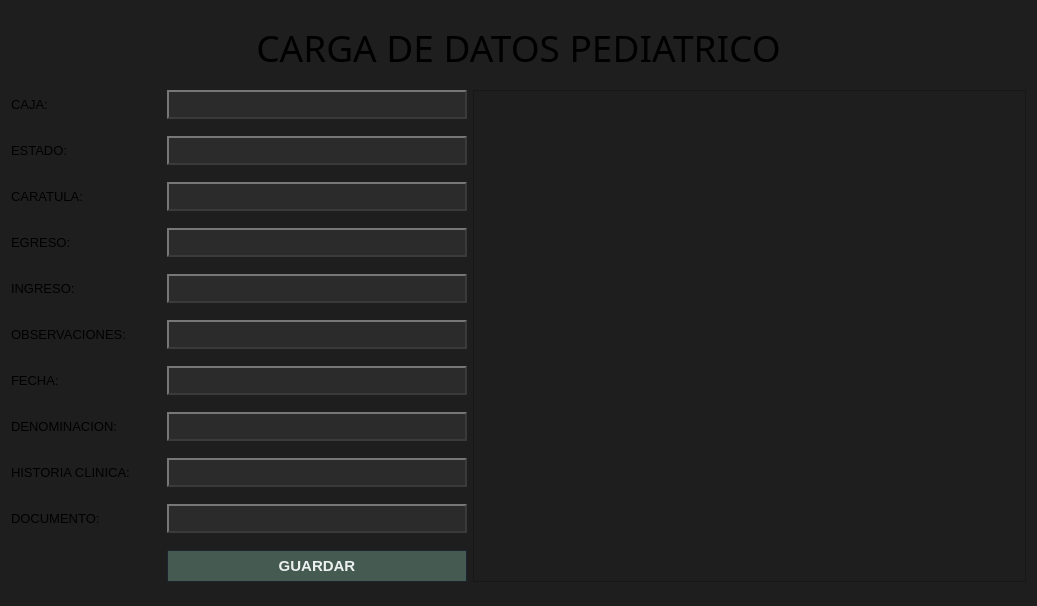
Old version of the form ui/plantilla_pediatrico.ui in the repository Musthia/base-deposito.
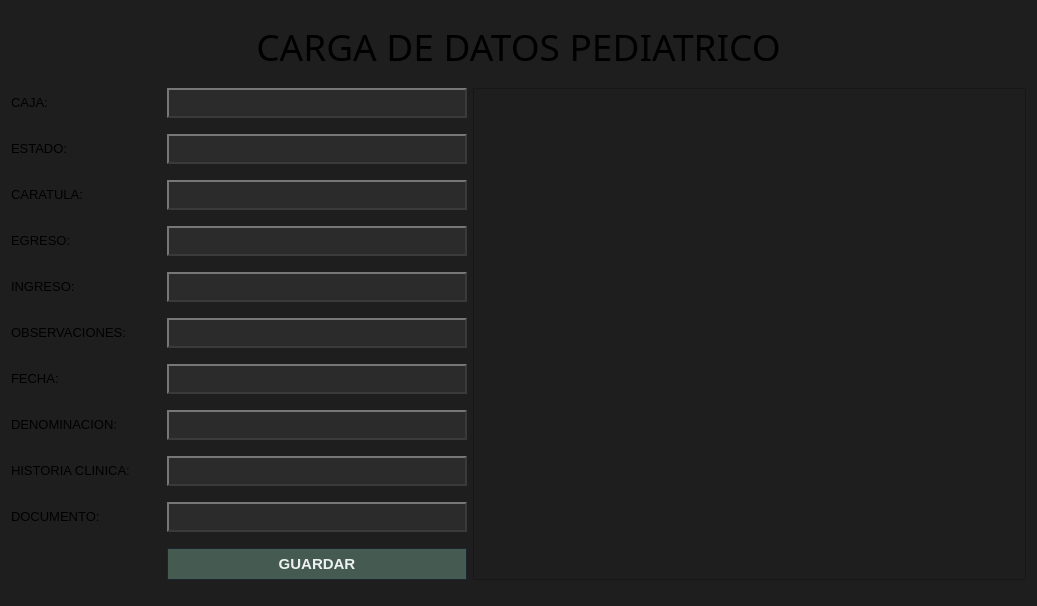
New version of the form.

Patch:
```diff
--- a/ui/plantilla_pediatrico.ui
+++ b/ui/plantilla_pediatrico.ui
@@ -244,7 +244,7 @@
   
     padding: 4px 10px;
     color:  #e0e0e0;
-    font-size: 13px;
+    font-size: 14px;
 /* relieve simulado */
     border-top-color: #777777;
     border-left-color: #777777;
@@ -617,7 +617,7 @@
   
     padding: 4px 10px;
     color:  #e0e0e0;
-    font-size: 13px;
+    font-size: 14px;
 /* relieve simulado */
     border-top-color: #777777;
     border-left-color: #777777;
@@ -852,7 +852,7 @@
   
     padding: 4px 10px;
     color:  #e0e0e0;
-    font-size: 13px;
+    font-size: 14px;
 /* relieve simulado */
     border-top-color: #777777;
     border-left-color: #777777;
@@ -1094,7 +1094,7 @@
   
     padding: 4px 10px;
     color:  #e0e0e0;
-    font-size: 13px;
+    font-size: 14px;
 /* relieve simulado */
     border-top-color: #777777;
     border-left-color: #777777;
@@ -1264,7 +1264,7 @@
      </property>
      <property name="font">
       <font>
-       <family>Tahoma</family>
+       <family>Segoe UI</family>
        <pointsize>10</pointsize>
        <bold>false</bold>
        <kerning>true</kerning>
@@ -1455,7 +1455,7 @@
      </property>
      <property name="font">
       <font>
-       <family>Tahoma</family>
+       <family>Segoe UI</family>
        <pointsize>10</pointsize>
        <bold>false</bold>
        <kerning>true</kerning>
@@ -1634,7 +1634,7 @@
      </property>
      <property name="font">
       <font>
-       <family>Tahoma</family>
+       <family>Segoe UI</family>
        <pointsize>10</pointsize>
        <bold>false</bold>
        <kerning>true</kerning>
@@ -1885,7 +1885,7 @@
   
     padding: 4px 10px;
     color:  #e0e0e0;
-    font-size: 13px;
+    font-size: 14px;
 /* relieve simulado */
     border-top-color: #777777;
     border-left-color: #777777;
@@ -2055,7 +2055,7 @@
      </property>
      <property name="font">
       <font>
-       <family>Tahoma</family>
+       <family>Segoe UI</family>
        <pointsize>10</pointsize>
        <bold>false</bold>
        <kerning>true</kerning>
@@ -2306,7 +2306,7 @@
   
     padding: 4px 10px;
     color:  #e0e0e0;
-    font-size: 13px;
+    font-size: 14px;
 /* relieve simulado */
     border-top-color: #777777;
     border-left-color: #777777;
@@ -2476,7 +2476,7 @@
      </property>
      <property name="font">
       <font>
-       <family>Tahoma</family>
+       <family>Segoe UI</family>
        <pointsize>10</pointsize>
        <bold>false</bold>
        <kerning>true</kerning>
@@ -2655,7 +2655,7 @@
      </property>
      <property name="font">
       <font>
-       <family>Tahoma</family>
+       <family>Segoe UI</family>
        <pointsize>10</pointsize>
        <bold>false</bold>
        <kerning>true</kerning>
@@ -2906,7 +2906,7 @@
   
     padding: 4px 10px;
     color:  #e0e0e0;
-    font-size: 13px;
+    font-size: 14px;
 /* relieve simulado */
     border-top-color: #777777;
     border-left-color: #777777;
@@ -3076,7 +3076,7 @@
      </property>
      <property name="font">
       <font>
-       <family>Tahoma</family>
+       <family>Segoe UI</family>
        <pointsize>10</pointsize>
        <bold>false</bold>
        <kerning>true</kerning>
@@ -3255,7 +3255,7 @@
      </property>
      <property name="font">
       <font>
-       <family>Tahoma</family>
+       <family>Segoe UI</family>
        <pointsize>10</pointsize>
        <bold>false</bold>
        <kerning>true</kerning>
@@ -3499,7 +3499,7 @@
   
     padding: 4px 10px;
     color:  #e0e0e0;
-    font-size: 13px;
+    font-size: 14px;
 /* relieve simulado */
     border-top-color: #777777;
     border-left-color: #777777;
@@ -3669,7 +3669,7 @@
      </property>
      <property name="font">
       <font>
-       <family>Tahoma</family>
+       <family>Segoe UI</family>
        <pointsize>10</pointsize>
        <bold>false</bold>
        <kerning>true</kerning>
@@ -3913,7 +3913,7 @@
   
     padding: 4px 10px;
     color:  #e0e0e0;
-    font-size: 13px;
+    font-size: 14px;
 /* relieve simulado */
     border-top-color: #777777;
     border-left-color: #777777;
@@ -4083,7 +4083,7 @@
      </property>
      <property name="font">
       <font>
-       <family>Tahoma</family>
+       <family>Segoe UI</family>
        <pointsize>10</pointsize>
        <bold>false</bold>
        <kerning>true</kerning>
@@ -4327,7 +4327,7 @@
   
     padding: 4px 10px;
     color:  #e0e0e0;
-    font-size: 13px;
+    font-size: 14px;
 /* relieve simulado */
     border-top-color: #777777;
     border-left-color: #777777;
```
Left out of the diff: 25 changed lines with no effect on the pictures.
